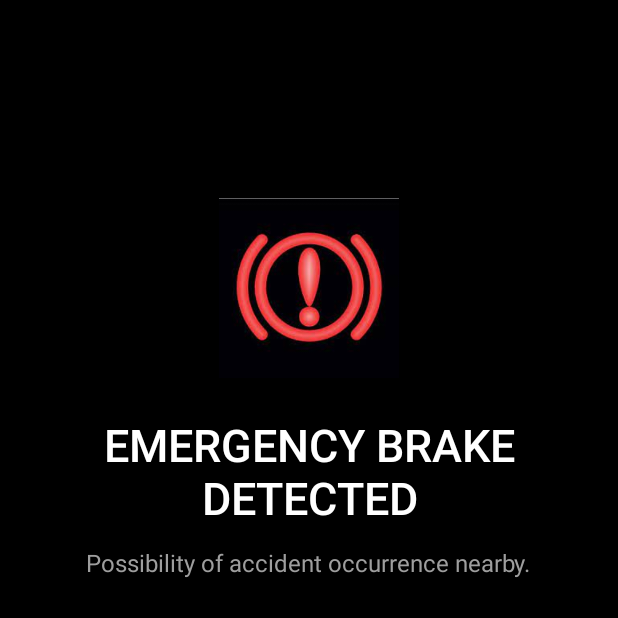
After one commit to SirSeth1/v2vapptest1, an Android app: the EmergencyBrakeActivity screen opened directly, with no data from a screen before it, on a phone screen of 412 x 824 dp, the top half of it. The commit adds this screen. Run offline under Robolectric (Android 15) with nearby library versions, the phone set to English and light mode, and no system bars.

```diff
--- a/app/src/main/AndroidManifest.xml
+++ b/app/src/main/AndroidManifest.xml
@@ -19,6 +19,9 @@
         android:supportsRtl="true"
         android:theme="@style/Theme.V2vAudi"
         tools:targetApi="31">
+        <activity
+            android:name=".EmergencyBrakeActivity"
+            android:exported="false" />
         <activity
             android:name=".ProfileActivity"
             android:exported="false" />
@@ -58,12 +61,10 @@
             android:authorities="${applicationId}.fileprovider"
             android:exported="false"
             android:grantUriPermissions="true">
-
             <meta-data
                 android:name="android.support.FILE_PROVIDER_PATHS"
                 android:resource="@xml/file_paths" />
         </provider>
-
     </application>
 
 </manifest>
--- /dev/null
+++ b/app/src/main/java/com/example/v2vaudi/EmergencyBrakeActivity.kt
@@ -0,0 +1,37 @@
+package com.example.v2vaudi
+
+import android.media.MediaPlayer
+import android.os.Bundle
+import android.view.animation.AlphaAnimation
+import android.widget.TextView
+import androidx.appcompat.app.AppCompatActivity
+
+class EmergencyBrakeActivity : AppCompatActivity() {
+
+    private lateinit var mediaPlayer: MediaPlayer
+
+    override fun onCreate(savedInstanceState: Bundle?) {
+        super.onCreate(savedInstanceState)
+        setContentView(R.layout.activity_emergency_brake)
+
+        val warningText = findViewById<TextView>(R.id.emergencyText)
+
+        // Flashing effect
+        val flash = AlphaAnimation(0.2f, 1.0f)
+        flash.duration = 400
+        flash.repeatCount = AlphaAnimation.INFINITE
+        flash.repeatMode = AlphaAnimation.REVERSE
+        warningText.startAnimation(flash)
+
+        // Play alert tone
+        mediaPlayer = MediaPlayer.create(this, R.raw.alert_sound)
+        mediaPlayer.isLooping = true
+        mediaPlayer.start()
+    }
+
+    override fun onDestroy() {
+        super.onDestroy()
+        mediaPlayer.stop()
+        mediaPlayer.release()
+    }
+}
--- a/app/src/main/java/com/example/v2vaudi/SplashActivity.kt
+++ b/app/src/main/java/com/example/v2vaudi/SplashActivity.kt
@@ -1,12 +1,9 @@
 package com.example.v2vaudi
 
 import android.content.Intent
-import android.graphics.Color
 import android.os.Bundle
 import android.os.Handler
 import android.os.Looper
-import android.view.WindowInsets
-import android.view.WindowInsetsController
 import android.view.animation.AnimationUtils
 import android.widget.ImageView
 import android.widget.TextView
@@ -17,7 +14,7 @@ import com.google.firebase.database.*
 
 class SplashActivity : AppCompatActivity() {
 
-    private val splashTime: Long = 2000 // total splash duration
+    private val splashTime: Long = 5000 // total splash duration
     private lateinit var welcomeText: TextView
 
     override fun onCreate(savedInstanceState: Bundle?) {
--- /dev/null
+++ b/app/src/main/res/layout/activity_emergency_brake.xml
@@ -0,0 +1,44 @@
+<?xml version="1.0" encoding="utf-8"?>
+<RelativeLayout xmlns:android="http://schemas.android.com/apk/res/android"
+    xmlns:app="http://schemas.android.com/apk/res-auto"
+    android:layout_width="match_parent"
+    android:layout_height="match_parent"
+    android:background="@color/black"
+    android:padding="32dp">
+
+    <ImageView
+        android:id="@+id/warningIcon"
+        android:layout_width="120dp"
+        android:layout_height="120dp"
+        android:src="@drawable/img"
+        android:contentDescription="Warning Icon"
+        android:layout_centerHorizontal="true"
+        android:layout_marginTop="100dp"
+
+        />
+
+    <TextView
+        android:id="@+id/emergencyText"
+        android:layout_width="wrap_content"
+        android:layout_height="wrap_content"
+        android:text="EMERGENCY BRAKE DETECTED"
+        android:textColor="#FFFFFF"
+        android:textSize="30sp"
+        android:fontFamily="sans-serif-medium" android:gravity="center"
+        android:layout_below="@id/warningIcon"
+        android:layout_marginTop="24dp"
+        android:layout_centerHorizontal="true" />
+
+    <TextView
+        android:id="@+id/actionText"
+        android:layout_width="wrap_content"
+        android:layout_height="wrap_content"
+        android:text="Possibility of accident occurrence nearby."
+        android:textColor="#9E9E9E" android:textSize="16sp"
+        android:gravity="center"
+        android:fontFamily="sans-serif"
+        android:layout_below="@id/emergencyText"
+        android:layout_marginTop="12dp"
+        android:layout_centerHorizontal="true" />
+
+</RelativeLayout>
--- a/app/src/main/res/layout/activity_main.xml
+++ b/app/src/main/res/layout/activity_main.xml
@@ -32,9 +32,9 @@
         android:layout_margin="37dp"
         android:background="@drawable/circle_bg"
         android:contentDescription="Profile"
-        android:padding="10dp"
+        android:padding="6dp"
         android:scaleType="centerInside"
-        android:src="@drawable/driver"
+        android:src="@drawable/yes_thiss"
         app:layout_constraintEnd_toEndOf="parent"
         app:layout_constraintStart_toStartOf="parent"
         app:layout_constraintTop_toTopOf="parent" />
```
Also changed, not shown: app/src/main/java/com/example/v2vaudi/MainActivity.kt (+129 -21 lines), app/src/main/java/com/example/v2vaudi/ProfileActivity.kt (+5 -5 lines), app/src/main/res/drawable/greenicon.png (added), app/src/main/res/drawable/img.png (added), app/src/main/res/drawable/img_1.png (added), app/src/main/res/drawable/mandriver.webp (added), app/src/main/res/drawable/orangeicon.png (added), app/src/main/res/drawable/yes_thiss.png (added).
